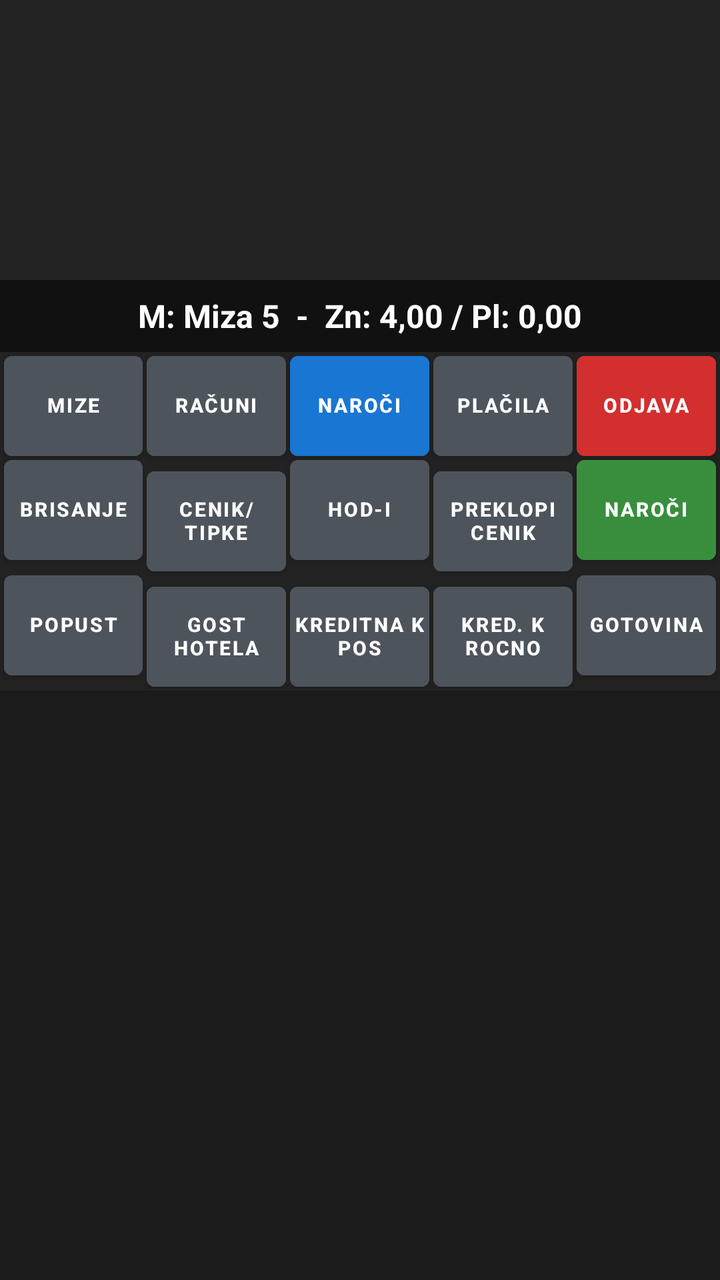
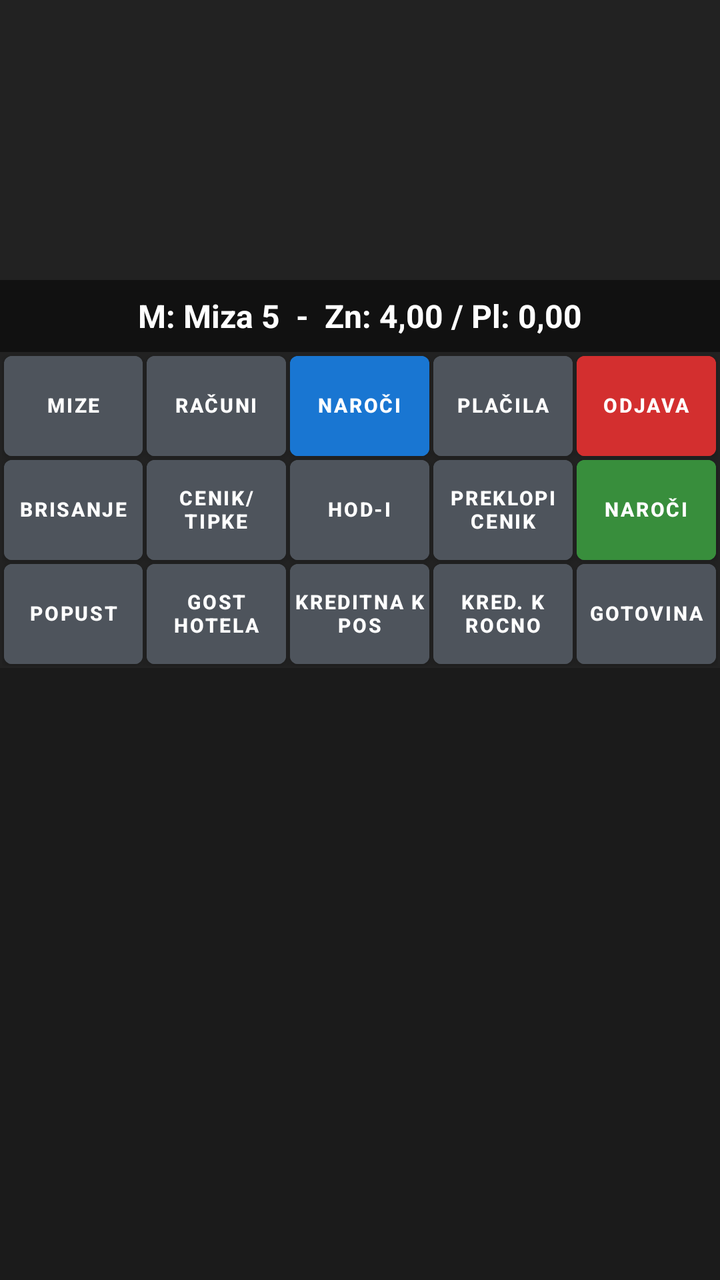

An Android layout rendered at two revisions. The XML below is the earlier revision; the diff shows what the commit changed to produce the second picture.
<!-- AndroidManifest.xml: application theme Theme.RosKasa -->
<!-- res/layout/fragment_narocila.xml -->
<?xml version="1.0" encoding="utf-8"?>
<LinearLayout xmlns:android="http://schemas.android.com/apk/res/android"
    xmlns:app="http://schemas.android.com/apk/res-auto"
    android:layout_width="match_parent"
    android:layout_height="match_parent"
    android:orientation="vertical"
    android:background="@color/pos_bg_dark">

    
    <androidx.recyclerview.widget.RecyclerView
        android:id="@+id/rvNarociloItems"
        android:layout_width="match_parent"
        android:layout_height="140dp"
        android:padding="2dp"
        android:background="#222222" />

    
    <TextView
        android:id="@+id/tvMizaStatus"
        android:layout_width="match_parent"
        android:layout_height="36dp"
        android:background="#111111"
        android:gravity="center"
        android:textColor="#FFFFFF"
        android:textSize="16sp"
        android:textStyle="bold"
        android:text="M: Miza 5  -  Zn: 4,00 / Pl: 0,00" />

    
    <GridLayout
        android:layout_width="match_parent"
        android:layout_height="wrap_content"
        android:columnCount="5"
        android:rowCount="3"
        android:alignmentMode="alignBounds"
        android:useDefaultMargins="false"
        android:padding="1dp">

        
        <com.google.android.material.button.MaterialButton
            android:id="@+id/btnNavMize"
            style="@style/PosButtonStyle"
            android:layout_width="0dp"
            android:layout_height="50dp"
            android:layout_columnWeight="1"
            android:backgroundTint="@color/pos_btn_normal"
            android:text="@string/btn_mize"
            android:textColor="#FFFFFF" />

        <com.google.android.material.button.MaterialButton
            android:id="@+id/btnNavRacuni"
            style="@style/PosButtonStyle"
            android:layout_width="0dp"
            android:layout_height="50dp"
            android:layout_columnWeight="1"
            android:backgroundTint="@color/pos_btn_normal"
            android:text="@string/btn_racuni"
            android:textColor="#FFFFFF" />

        <com.google.android.material.button.MaterialButton
            android:id="@+id/btnNavNarociSelf"
            style="@style/PosButtonStyle"
            android:layout_width="0dp"
            android:layout_height="50dp"
            android:layout_columnWeight="1"
            android:backgroundTint="@color/pos_accent_blue"
            android:text="@string/btn_naroci"
            android:textColor="#FFFFFF" />

        <com.google.android.material.button.MaterialButton
            android:id="@+id/btnNavPlacila"
            style="@style/PosButtonStyle"
            android:layout_width="0dp"
            android:layout_height="50dp"
            android:layout_columnWeight="1"
            android:backgroundTint="@color/pos_btn_normal"
            android:text="@string/btn_placila"
            android:textColor="#FFFFFF" />

        <com.google.android.material.button.MaterialButton
            android:id="@+id/btnOdjava"
            style="@style/PosButtonStyle"
            android:layout_width="0dp"
            android:layout_height="50dp"
            android:layout_columnWeight="1"
            android:backgroundTint="@color/pos_accent_red"
            android:text="@string/btn_odjava"
            android:textColor="#FFFFFF" />

        
        <com.google.android.material.button.MaterialButton
            android:id="@+id/btnBrisanje"
            style="@style/PosButtonStyle"
            android:layout_width="0dp"
            android:layout_height="50dp"
            android:layout_columnWeight="1"
            android:backgroundTint="@color/pos_btn_normal"
            android:text="Brisanje"
            android:textColor="#FFFFFF" />

        <com.google.android.material.button.MaterialButton
            android:id="@+id/btnCenikTipke"
            style="@style/PosButtonStyle"
            android:layout_width="0dp"
            android:layout_height="50dp"
            android:layout_columnWeight="1"
            android:backgroundTint="@color/pos_btn_normal"
            android:text="CENIK/\nTIPKE"
            android:textColor="#FFFFFF" />

        <com.google.android.material.button.MaterialButton
            android:id="@+id/btnHodi"
            style="@style/PosButtonStyle"
            android:layout_width="0dp"
            android:layout_height="50dp"
            android:layout_columnWeight="1"
            android:backgroundTint="@color/pos_btn_normal"
            android:text="Hod-i"
            android:textColor="#FFFFFF" />

        <com.google.android.material.button.MaterialButton
            android:id="@+id/btnPreklopiCenik"
            style="@style/PosButtonStyle"
            android:layout_width="0dp"
            android:layout_height="50dp"
            android:layout_columnWeight="1"
            android:backgroundTint="@color/pos_btn_normal"
            android:text="PREKLOPI\nCENIK"
            android:textColor="#FFFFFF" />

        <com.google.android.material.button.MaterialButton
            android:id="@+id/btnNarociPost"
            style="@style/PosButtonStyle"
            android:layout_width="0dp"
            android:layout_height="50dp"
            android:layout_columnWeight="1"
            android:backgroundTint="@color/pos_accent_green"
            android:text="NAROČI"
            android:textColor="#FFFFFF" />

        
        <com.google.android.material.button.MaterialButton
            android:id="@+id/btnPopust"
            style="@style/PosButtonStyle"
            android:layout_width="0dp"
            android:layout_height="50dp"
            android:layout_columnWeight="1"
            android:backgroundTint="@color/pos_btn_normal"
            android:text="Popust"
            android:textColor="#FFFFFF" />

        <com.google.android.material.button.MaterialButton
            android:id="@+id/btnGostHotela"
            style="@style/PosButtonStyle"
            android:layout_width="0dp"
            android:layout_height="50dp"
            android:layout_columnWeight="1"
            android:backgroundTint="@color/pos_btn_normal"
            android:text="GOST\nHOTELA"
            android:textColor="#FFFFFF" />

        <com.google.android.material.button.MaterialButton
            android:id="@+id/btnKreditnaPos"
            style="@style/PosButtonStyle"
            android:layout_width="0dp"
            android:layout_height="50dp"
            android:layout_columnWeight="1"
            android:backgroundTint="@color/pos_btn_normal"
            android:text="KREDITNA K\nPOS"
            android:textColor="#FFFFFF" />

        <com.google.android.material.button.MaterialButton
            android:id="@+id/btnKredRocno"
            style="@style/PosButtonStyle"
            android:layout_width="0dp"
            android:layout_height="50dp"
            android:layout_columnWeight="1"
            android:backgroundTint="@color/pos_btn_normal"
            android:text="KRED. K\nROCNO"
            android:textColor="#FFFFFF" />

        <com.google.android.material.button.MaterialButton
            android:id="@+id/btnGotovina"
            style="@style/PosButtonStyle"
            android:layout_width="0dp"
            android:layout_height="50dp"
            android:layout_columnWeight="1"
            android:backgroundTint="@color/pos_btn_normal"
            android:text="Gotovina"
            android:textColor="#FFFFFF" />
    </GridLayout>

    
    <androidx.recyclerview.widget.RecyclerView
        android:id="@+id/rvQuickKeys"
        android:layout_width="match_parent"
        android:layout_height="0dp"
        android:layout_weight="1"
        android:padding="1dp"
        android:background="#1B1B1B" />

    
    <LinearLayout
        android:id="@+id/llCenikContainer"
        android:layout_width="match_parent"
        android:layout_height="0dp"
        android:layout_weight="1"
        android:orientation="vertical"
        android:background="#263238"
        android:visibility="gone">

        
        <LinearLayout
            android:id="@+id/llCenikSearch"
            android:layout_width="match_parent"
            android:layout_height="44dp"
            android:orientation="horizontal"
            android:gravity="center_vertical"
            android:background="#37474F"
            android:paddingStart="8dp"
            android:paddingEnd="8dp">

            <TextView
                android:layout_width="wrap_content"
                android:layout_height="wrap_content"
                android:text="🔍 "
                android:textColor="#CCCCCC"
                android:textSize="16sp" />

            <EditText
                android:id="@+id/etSearchCenik"
                android:layout_width="0dp"
                android:layout_height="match_parent"
                android:layout_weight="1"
                android:background="@null"
                android:hint="Išči artikel po nazivu ali kodi (npr. coc)..."
                android:textColor="#FFFFFF"
                android:textColorHint="#90A4AE"
                android:textSize="14sp"
                android:singleLine="true"
                android:imeOptions="actionSearch" />

            <ImageButton
                android:id="@+id/btnClearSearch"
                android:layout_width="36dp"
                android:layout_height="36dp"
                android:background="?attr/selectableItemBackgroundBorderless"
                android:contentDescription="Počisti iskanje"
                android:src="@android:drawable/ic_menu_close_clear_cancel"
                app:tint="#B0BEC5" />
        </LinearLayout>

        <androidx.recyclerview.widget.RecyclerView
            android:id="@+id/rvCenikList"
            android:layout_width="match_parent"
            android:layout_height="0dp"
            android:layout_weight="1"
            android:padding="2dp"
            android:background="#111111" />
    </LinearLayout>

</LinearLayout>
<!-- resources referenced by this layout -->
<resources>
  <color name="pos_accent_blue">#1976D2</color>
  <color name="pos_accent_green">#388E3C</color>
  <color name="pos_accent_red">#D32F2F</color>
  <color name="pos_bg_dark">#222222</color>
  <color name="pos_btn_normal">#4E545C</color>
  <string name="btn_mize">Mize</string>
  <string name="btn_naroci">Naroči</string>
  <string name="btn_odjava">Odjava</string>
  <string name="btn_placila">Plačila</string>
  <string name="btn_racuni">Računi</string>
  <style name="PosButtonStyle" parent="Widget.MaterialComponents.Button">
          <item name="android:layout_height">50dp</item>
          <item name="android:minHeight">50dp</item>
          <item name="android:insetTop">0dp</item>
          <item name="android:insetBottom">0dp</item>
          <item name="android:insetLeft">0dp</item>
          <item name="android:insetRight">0dp</item>
          <item name="android:paddingTop">0dp</item>
          <item name="android:paddingBottom">0dp</item>
          <item name="android:paddingLeft">2dp</item>
          <item name="android:paddingRight">2dp</item>
          <item name="android:gravity">center</item>
          <item name="android:includeFontPadding">false</item>
          <item name="android:textStyle">bold</item>
          <item name="android:textSize">10sp</item>
          <item name="android:layout_margin">1dp</item>
          <item name="android:baselineAligned">false</item>
          <item name="android:maxLines">3</item>
          <item name="android:ellipsize">end</item>
          <item name="cornerRadius">4dp</item>
      </style>
  <style name="Theme.RosKasa" parent="Theme.MaterialComponents.DayNight.NoActionBar">
          <item name="colorPrimary">@color/pos_accent_blue</item>
          <item name="colorSecondary">@color/pos_accent_green</item>
          <item name="android:windowBackground">@color/pos_bg_dark</item>
          <item name="android:textColor">@color/pos_btn_text</item>
      </style>
  <color name="pos_btn_text">#FFFFFF</color>
</resources>

<!-- the commit's change to res/layout/fragment_narocila.xml (unified diff, before → after) -->
@@ -43,6 +43,7 @@
             android:layout_width="0dp"
             android:layout_height="50dp"
             android:layout_columnWeight="1"
+            android:layout_gravity="fill"
             android:backgroundTint="@color/pos_btn_normal"
             android:text="@string/btn_mize"
             android:textColor="#FFFFFF" />
@@ -53,6 +54,7 @@
             android:layout_width="0dp"
             android:layout_height="50dp"
             android:layout_columnWeight="1"
+            android:layout_gravity="fill"
             android:backgroundTint="@color/pos_btn_normal"
             android:text="@string/btn_racuni"
             android:textColor="#FFFFFF" />
@@ -63,6 +65,7 @@
             android:layout_width="0dp"
             android:layout_height="50dp"
             android:layout_columnWeight="1"
+            android:layout_gravity="fill"
             android:backgroundTint="@color/pos_accent_blue"
             android:text="@string/btn_naroci"
             android:textColor="#FFFFFF" />
@@ -73,6 +76,7 @@
             android:layout_width="0dp"
             android:layout_height="50dp"
             android:layout_columnWeight="1"
+            android:layout_gravity="fill"
             android:backgroundTint="@color/pos_btn_normal"
             android:text="@string/btn_placila"
             android:textColor="#FFFFFF" />
@@ -83,6 +87,7 @@
             android:layout_width="0dp"
             android:layout_height="50dp"
             android:layout_columnWeight="1"
+            android:layout_gravity="fill"
             android:backgroundTint="@color/pos_accent_red"
             android:text="@string/btn_odjava"
             android:textColor="#FFFFFF" />
@@ -94,6 +99,7 @@
             android:layout_width="0dp"
             android:layout_height="50dp"
             android:layout_columnWeight="1"
+            android:layout_gravity="fill"
             android:backgroundTint="@color/pos_btn_normal"
             android:text="Brisanje"
             android:textColor="#FFFFFF" />
@@ -104,6 +110,7 @@
             android:layout_width="0dp"
             android:layout_height="50dp"
             android:layout_columnWeight="1"
+            android:layout_gravity="fill"
             android:backgroundTint="@color/pos_btn_normal"
             android:text="CENIK/\nTIPKE"
             android:textColor="#FFFFFF" />
@@ -114,6 +121,7 @@
             android:layout_width="0dp"
             android:layout_height="50dp"
             android:layout_columnWeight="1"
+            android:layout_gravity="fill"
             android:backgroundTint="@color/pos_btn_normal"
             android:text="Hod-i"
             android:textColor="#FFFFFF" />
@@ -124,6 +132,7 @@
             android:layout_width="0dp"
             android:layout_height="50dp"
             android:layout_columnWeight="1"
+            android:layout_gravity="fill"
             android:backgroundTint="@color/pos_btn_normal"
             android:text="PREKLOPI\nCENIK"
             android:textColor="#FFFFFF" />
@@ -134,6 +143,7 @@
             android:layout_width="0dp"
             android:layout_height="50dp"
             android:layout_columnWeight="1"
+            android:layout_gravity="fill"
             android:backgroundTint="@color/pos_accent_green"
             android:text="NAROČI"
             android:textColor="#FFFFFF" />
@@ -145,6 +155,7 @@
             android:layout_width="0dp"
             android:layout_height="50dp"
             android:layout_columnWeight="1"
+            android:layout_gravity="fill"
             android:backgroundTint="@color/pos_btn_normal"
             android:text="Popust"
             android:textColor="#FFFFFF" />
@@ -155,6 +166,7 @@
             android:layout_width="0dp"
             android:layout_height="50dp"
             android:layout_columnWeight="1"
+            android:layout_gravity="fill"
             android:backgroundTint="@color/pos_btn_normal"
             android:text="GOST\nHOTELA"
             android:textColor="#FFFFFF" />
@@ -165,6 +177,7 @@
             android:layout_width="0dp"
             android:layout_height="50dp"
             android:layout_columnWeight="1"
+            android:layout_gravity="fill"
             android:backgroundTint="@color/pos_btn_normal"
             android:text="KREDITNA K\nPOS"
             android:textColor="#FFFFFF" />
@@ -175,6 +188,7 @@
             android:layout_width="0dp"
             android:layout_height="50dp"
             android:layout_columnWeight="1"
+            android:layout_gravity="fill"
             android:backgroundTint="@color/pos_btn_normal"
             android:text="KRED. K\nROCNO"
             android:textColor="#FFFFFF" />
@@ -185,6 +199,7 @@
             android:layout_width="0dp"
             android:layout_height="50dp"
             android:layout_columnWeight="1"
+            android:layout_gravity="fill"
             android:backgroundTint="@color/pos_btn_normal"
             android:text="Gotovina"
             android:textColor="#FFFFFF" />
